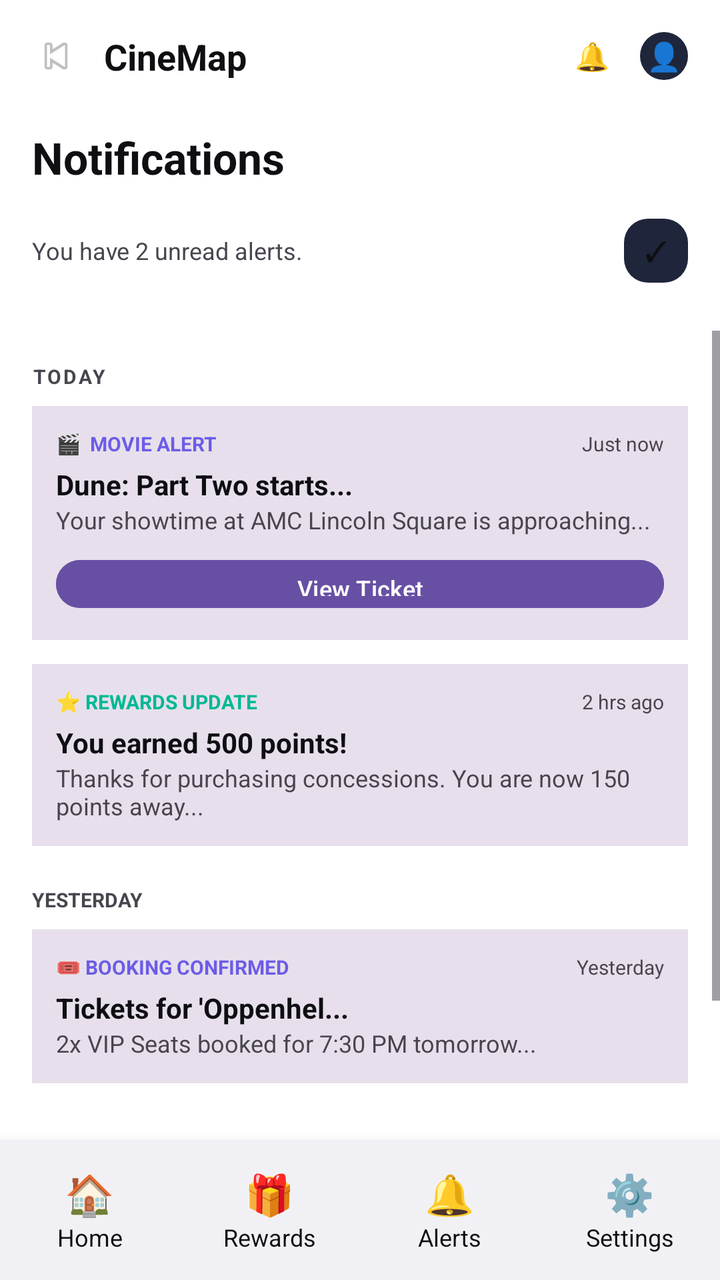
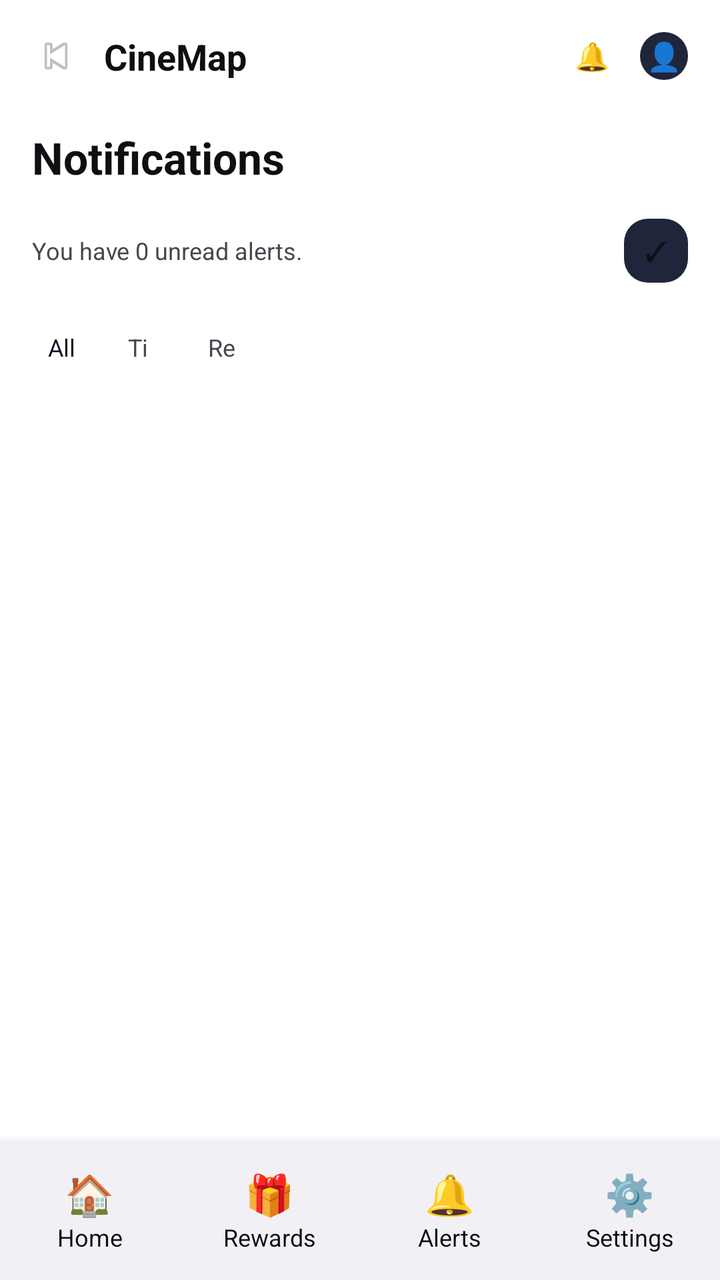

Two renders of the same Android screen: before a commit and after it. Below are the layout's source before the change and the commit's diff.
<!-- AndroidManifest.xml: application theme Theme.CineMap -->
<!-- res/layout/activity_notifications.xml -->
<?xml version="1.0" encoding="utf-8"?>
<LinearLayout xmlns:android="http://schemas.android.com/apk/res/android"
    android:layout_width="match_parent"
    android:layout_height="match_parent"
    android:orientation="vertical"
    android:background="?attr/colorBackground">

    
    <LinearLayout
        android:layout_width="match_parent"
        android:layout_height="56dp"
        android:orientation="horizontal"
        android:padding="16dp"
        android:gravity="center_vertical">

        <ImageView
            android:id="@+id/btnHome"
            android:layout_width="24dp"
            android:layout_height="24dp"
            android:src="@android:drawable/ic_media_previous"
            android:layout_marginEnd="12dp"/>

        <TextView
            android:layout_width="0dp"
            android:layout_weight="1"
            android:layout_height="wrap_content"
            android:text="CineMap"
            android:textColor="?attr/colorOnBackground"
            android:textSize="18sp"
            android:textStyle="bold"/>

        <TextView
            android:layout_width="24dp"
            android:layout_height="24dp"
            android:text="🔔"
            android:gravity="center"
            android:layout_marginEnd="12dp"/>

        <TextView
            android:layout_width="24dp"
            android:layout_height="24dp"
            android:text="👤"
            android:gravity="center"
            android:background="@drawable/bg_circle_icon"/>
    </LinearLayout>

    
    <TextView
        android:layout_width="wrap_content"
        android:layout_height="wrap_content"
        android:text="Notifications"
        android:textColor="?attr/colorOnBackground"
        android:textSize="22sp"
        android:textStyle="bold"
        android:layout_marginStart="16dp"
        android:layout_marginTop="8dp"/>

    <LinearLayout
        android:layout_width="match_parent"
        android:layout_height="wrap_content"
        android:orientation="horizontal"
        android:layout_margin="16dp"
        android:gravity="center_vertical">

        <TextView
            android:layout_width="0dp"
            android:layout_weight="1"
            android:layout_height="wrap_content"
            android:text="You have 2 unread alerts."
            android:textColor="?attr/colorOnSurfaceVariant"
            android:textSize="12sp"/>

        <TextView
            android:layout_width="32dp"
            android:layout_height="32dp"
            android:text="✓"
            android:gravity="center"
            android:background="@drawable/bg_circle_icon"
            android:textColor="?attr/colorOnBackground"/>
    </LinearLayout>

    
    <HorizontalScrollView
        android:layout_width="match_parent"
        android:layout_height="wrap_content"
        android:scrollbars="none"
        android:layout_marginBottom="8dp">

        <LinearLayout
            android:layout_width="wrap_content"
            android:layout_height="wrap_content"
            android:orientation="horizontal"
            android:paddingStart="16dp">

            <TextView
                android:id="@+id/chipAll"
                android:text="All"
                android:padding="8dp"
                android:background="@drawable/bg_chip_selected"
                android:textColor="#0B1020"
                android:layout_marginEnd="8dp"
                android:textSize="12sp"/>
            <TextView
                android:id="@+id/chipTickets"
                android:text="Tickets"
                android:padding="8dp"
                android:background="@drawable/bg_chip_unselected"
                android:textColor="?attr/colorOnSurfaceVariant"
                android:layout_marginEnd="8dp"
                android:textSize="12sp"/>
            <TextView
                android:id="@+id/chipRewards"
                android:text="Rewards"
                android:padding="8dp"
                android:background="@drawable/bg_chip_unselected"
                android:textColor="?attr/colorOnSurfaceVariant"
                android:layout_marginEnd="8dp"
                android:textSize="12sp"/>
            <TextView
                android:text="News"
                android:padding="8dp"
                android:background="@drawable/bg_chip_unselected"
                android:textColor="?attr/colorOnSurfaceVariant"
                android:textSize="12sp"/>
        </LinearLayout>
    </HorizontalScrollView>

    
    <ScrollView
        android:layout_width="match_parent"
        android:layout_height="0dp"
        android:layout_weight="1">

        <LinearLayout
            android:layout_width="match_parent"
            android:layout_height="wrap_content"
            android:orientation="vertical"
            android:padding="16dp">

            <TextView android:text="TODAY" android:textColor="?attr/colorOnSurfaceVariant" android:textSize="10sp" android:textStyle="bold" android:letterSpacing="0.1" android:layout_marginBottom="8dp" android:layout_width="wrap_content" android:layout_height="wrap_content"/>

            
            <LinearLayout
                android:layout_width="match_parent"
                android:layout_height="wrap_content"
                android:orientation="vertical"
                android:background="?attr/colorSurfaceVariant"
                android:padding="12dp"
                android:layout_marginBottom="12dp">

                <LinearLayout android:layout_width="match_parent" android:layout_height="wrap_content" android:orientation="horizontal">
                    <TextView android:text="🎬  MOVIE ALERT" android:textColor="#6C5CE7" android:textSize="10sp" android:textStyle="bold" android:layout_weight="1" android:layout_width="0dp" android:layout_height="wrap_content"/>
                    <TextView android:text="Just now" android:textColor="?attr/colorOnSurfaceVariant" android:textSize="10sp" android:layout_width="wrap_content" android:layout_height="wrap_content"/>
                </LinearLayout>

                <TextView android:text="Dune: Part Two starts..." android:textColor="?attr/colorOnBackground" android:textStyle="bold" android:textSize="14sp" android:layout_marginTop="4dp" android:layout_width="wrap_content" android:layout_height="wrap_content"/>
                <TextView android:text="Your showtime at AMC Lincoln Square is approaching..." android:textColor="?attr/colorOnSurfaceVariant" android:textSize="12sp" android:layout_width="wrap_content" android:layout_height="wrap_content"/>

                <Button android:layout_width="match_parent" android:layout_height="32dp" android:text="View Ticket" android:textSize="12sp" android:backgroundTint="?attr/colorPrimary" android:textColor="?attr/colorOnPrimary" android:layout_marginTop="8dp"/>
            </LinearLayout>

            
            <LinearLayout
                android:layout_width="match_parent"
                android:layout_height="wrap_content"
                android:orientation="vertical"
                android:background="?attr/colorSurfaceVariant"
                android:padding="12dp"
                android:layout_marginBottom="12dp">

                <LinearLayout android:layout_width="match_parent" android:layout_height="wrap_content" android:orientation="horizontal">
                    <TextView android:text="⭐ REWARDS UPDATE" android:textColor="#00B894" android:textSize="10sp" android:textStyle="bold" android:layout_weight="1" android:layout_width="0dp" android:layout_height="wrap_content"/>
                    <TextView android:text="2 hrs ago" android:textColor="?attr/colorOnSurfaceVariant" android:textSize="10sp" android:layout_width="wrap_content" android:layout_height="wrap_content"/>
                </LinearLayout>

                <TextView android:text="You earned 500 points!" android:textColor="?attr/colorOnBackground" android:textStyle="bold" android:textSize="14sp" android:layout_marginTop="4dp" android:layout_width="wrap_content" android:layout_height="wrap_content"/>
                <TextView android:text="Thanks for purchasing concessions. You are now 150 points away..." android:textColor="?attr/colorOnSurfaceVariant" android:textSize="12sp" android:layout_width="wrap_content" android:layout_height="wrap_content"/>
            </LinearLayout>

            <TextView android:text="YESTERDAY" android:textColor="?attr/colorOnSurfaceVariant" android:textSize="10sp" android:textStyle="bold" android:layout_marginTop="8dp" android:layout_marginBottom="8dp" android:layout_width="wrap_content" android:layout_height="wrap_content"/>

            
            <LinearLayout
                android:layout_width="match_parent"
                android:layout_height="wrap_content"
                android:orientation="vertical"
                android:background="?attr/colorSurfaceVariant"
                android:padding="12dp"
                android:layout_marginBottom="12dp">

                <LinearLayout android:layout_width="match_parent" android:layout_height="wrap_content" android:orientation="horizontal">
                    <TextView android:text="🎟 BOOKING CONFIRMED" android:textColor="#6C5CE7" android:textSize="10sp" android:textStyle="bold" android:layout_weight="1" android:layout_width="0dp" android:layout_height="wrap_content"/>
                    <TextView android:text="Yesterday" android:textColor="?attr/colorOnSurfaceVariant" android:textSize="10sp" android:layout_width="wrap_content" android:layout_height="wrap_content"/>
                </LinearLayout>

                <TextView android:text="Tickets for 'Oppenhel..." android:textColor="?attr/colorOnBackground" android:textStyle="bold" android:textSize="14sp" android:layout_marginTop="4dp" android:layout_width="wrap_content" android:layout_height="wrap_content"/>
                <TextView android:text="2x VIP Seats booked for 7:30 PM tomorrow..." android:textColor="?attr/colorOnSurfaceVariant" android:textSize="12sp" android:layout_width="wrap_content" android:layout_height="wrap_content"/>
            </LinearLayout>

            <LinearLayout android:layout_width="match_parent" android:layout_height="wrap_content" android:orientation="vertical" android:gravity="center" android:layout_marginTop="24dp">
                <TextView android:layout_width="36dp" android:layout_height="36dp" android:text="✓✓" android:gravity="center" android:background="@drawable/bg_circle_icon" android:textColor="?attr/colorOnSurfaceVariant"/>
                <TextView android:text="You're all caught up." android:textColor="?attr/colorOnSurfaceVariant" android:textSize="12sp" android:layout_marginTop="8dp" android:layout_width="wrap_content" android:layout_height="wrap_content"/>
            </LinearLayout>
        </LinearLayout>
    </ScrollView>

    <include layout="@layout/layout_bottom_nav"/>
</LinearLayout>
<!-- res/layout/layout_bottom_nav.xml (included above) -->
<?xml version="1.0" encoding="utf-8"?>
<LinearLayout xmlns:android="http://schemas.android.com/apk/res/android"
    android:layout_width="match_parent"
    android:layout_height="70dp"
    android:orientation="horizontal"
    android:background="?attr/colorCard"
    android:gravity="center"
    android:elevation="8dp">

    <LinearLayout android:id="@+id/navHome" android:layout_width="0dp" android:layout_weight="1" android:layout_height="match_parent" android:orientation="vertical" android:gravity="center" android:clickable="true" android:focusable="true">
        <TextView android:layout_width="wrap_content" android:layout_height="wrap_content" android:text="🏠" android:textSize="20sp"/>
        <TextView android:layout_width="wrap_content" android:layout_height="wrap_content" android:text="Home" android:textColor="?attr/colorText" android:textSize="12sp"/>
    </LinearLayout>
    <LinearLayout android:id="@+id/navRewards" android:layout_width="0dp" android:layout_weight="1" android:layout_height="match_parent" android:orientation="vertical" android:gravity="center">
        <TextView android:layout_width="wrap_content" android:layout_height="wrap_content" android:text="🎁" android:textSize="20sp"/>
        <TextView android:layout_width="wrap_content" android:layout_height="wrap_content" android:text="Rewards" android:textColor="?attr/colorText" android:textSize="12sp"/>
    </LinearLayout>
    <LinearLayout android:id="@+id/navNotifications" android:layout_width="0dp" android:layout_weight="1" android:layout_height="match_parent" android:orientation="vertical" android:gravity="center">
        <TextView android:layout_width="wrap_content" android:layout_height="wrap_content" android:text="🔔" android:textSize="20sp"/>
        <TextView android:layout_width="wrap_content" android:layout_height="wrap_content" android:text="Alerts" android:textColor="?attr/colorText" android:textSize="12sp"/>
    </LinearLayout>
    <LinearLayout android:id="@+id/navSettings" android:layout_width="0dp" android:layout_weight="1" android:layout_height="match_parent" android:orientation="vertical" android:gravity="center">
        <TextView android:layout_width="wrap_content" android:layout_height="wrap_content" android:text="⚙️" android:textSize="20sp"/>
        <TextView android:layout_width="wrap_content" android:layout_height="wrap_content" android:text="Settings" android:textColor="?attr/colorText" android:textSize="12sp"/>
    </LinearLayout>
</LinearLayout>
<!-- resources referenced by this layout -->
<resources>
  <!-- drawable bg_chip_selected (drawable) -->
  <?xml version="1.0" encoding="utf-8"?>
  <shape xmlns:android="http://schemas.android.com/apk/res/android">
      <solid android:color="#FFFFFF"/>
      <corners android:radius="20dp"/>
  </shape>
  <!-- drawable bg_chip_unselected (drawable) -->
  <?xml version="1.0" encoding="utf-8"?>
  <shape xmlns:android="http://schemas.android.com/apk/res/android">
      <solid android:color="#FFFFFF"/>
      <corners android:radius="20dp"/>
  </shape>
  <!-- drawable bg_circle_icon (drawable) -->
  <?xml version="1.0" encoding="utf-8"?>
  <shape xmlns:android="http://schemas.android.com/apk/res/android">
      <solid android:color="#1F263B"/>
      <corners android:radius="12dp"/>
  </shape>
  <style name="Theme.CineMap" parent="Theme.Material3.Light.NoActionBar">
          <item name="colorBackground">@android:color/white</item>
          <item name="colorOnBackground">#0F0F13</item>
          <item name="colorSurface">@android:color/white</item>
          <item name="colorOnSurface">#0F0F13</item>
          <item name="colorCard">#F1F1F5</item>
          <item name="colorText">#0F0F13</item>
          <item name="android:windowBackground">@android:color/white</item>
      </style>
</resources>

<!-- the commit's change to res/layout/activity_notifications.xml (unified diff, before → after) -->
@@ -44,7 +44,6 @@
             android:background="@drawable/bg_circle_icon"/>
     </LinearLayout>
 
-    
     <TextView
         android:layout_width="wrap_content"
         android:layout_height="wrap_content"
@@ -63,14 +62,16 @@
         android:gravity="center_vertical">
 
         <TextView
+            android:id="@+id/tvUnread"
             android:layout_width="0dp"
             android:layout_weight="1"
             android:layout_height="wrap_content"
-            android:text="You have 2 unread alerts."
+            android:text="You have 0 unread alerts."
             android:textColor="?attr/colorOnSurfaceVariant"
             android:textSize="12sp"/>
 
         <TextView
+            android:id="@+id/btnMarkAll"
             android:layout_width="32dp"
             android:layout_height="32dp"
             android:text="✓"
@@ -79,7 +80,6 @@
             android:textColor="?attr/colorOnBackground"/>
     </LinearLayout>
 
-    
     <HorizontalScrollView
         android:layout_width="match_parent"
         android:layout_height="wrap_content"
@@ -93,6 +93,8 @@
             android:paddingStart="16dp">
 
             <TextView
+                android:layout_width="32dp"
+                android:layout_height="32dp"
                 android:id="@+id/chipAll"
                 android:text="All"
                 android:padding="8dp"
@@ -101,6 +103,8 @@
                 android:layout_marginEnd="8dp"
                 android:textSize="12sp"/>
             <TextView
+                android:layout_width="32dp"
+                android:layout_height="32dp"
                 android:id="@+id/chipTickets"
                 android:text="Tickets"
                 android:padding="8dp"
@@ -109,6 +113,8 @@
                 android:layout_marginEnd="8dp"
                 android:textSize="12sp"/>
             <TextView
+                android:layout_width="32dp"
+                android:layout_height="32dp"
                 android:id="@+id/chipRewards"
                 android:text="Rewards"
                 android:padding="8dp"
@@ -116,91 +122,20 @@
                 android:textColor="?attr/colorOnSurfaceVariant"
                 android:layout_marginEnd="8dp"
                 android:textSize="12sp"/>
-            <TextView
-                android:text="News"
-                android:padding="8dp"
-                android:background="@drawable/bg_chip_unselected"
-                android:textColor="?attr/colorOnSurfaceVariant"
-                android:textSize="12sp"/>
         </LinearLayout>
     </HorizontalScrollView>
 
-    
     <ScrollView
         android:layout_width="match_parent"
         android:layout_height="0dp"
         android:layout_weight="1">
 
         <LinearLayout
+            android:id="@+id/notificationsContainer"
             android:layout_width="match_parent"
             android:layout_height="wrap_content"
             android:orientation="vertical"
             android:padding="16dp">
-
-            <TextView android:text="TODAY" android:textColor="?attr/colorOnSurfaceVariant" android:textSize="10sp" android:textStyle="bold" android:letterSpacing="0.1" android:layout_marginBottom="8dp" android:layout_width="wrap_content" android:layout_height="wrap_content"/>
-
-            
-            <LinearLayout
-                android:layout_width="match_parent"
-                android:layout_height="wrap_content"
-                android:orientation="vertical"
-                android:background="?attr/colorSurfaceVariant"
-                android:padding="12dp"
-                android:layout_marginBottom="12dp">
-
-                <LinearLayout android:layout_width="match_parent" android:layout_height="wrap_content" android:orientation="horizontal">
-                    <TextView android:text="🎬  MOVIE ALERT" android:textColor="#6C5CE7" android:textSize="10sp" android:textStyle="bold" android:layout_weight="1" android:layout_width="0dp" android:layout_height="wrap_content"/>
-                    <TextView android:text="Just now" android:textColor="?attr/colorOnSurfaceVariant" android:textSize="10sp" android:layout_width="wrap_content" android:layout_height="wrap_content"/>
-                </LinearLayout>
-
-                <TextView android:text="Dune: Part Two starts..." android:textColor="?attr/colorOnBackground" android:textStyle="bold" android:textSize="14sp" android:layout_marginTop="4dp" android:layout_width="wrap_content" android:layout_height="wrap_content"/>
-                <TextView android:text="Your showtime at AMC Lincoln Square is approaching..." android:textColor="?attr/colorOnSurfaceVariant" android:textSize="12sp" android:layout_width="wrap_content" android:layout_height="wrap_content"/>
-
-                <Button android:layout_width="match_parent" android:layout_height="32dp" android:text="View Ticket" android:textSize="12sp" android:backgroundTint="?attr/colorPrimary" android:textColor="?attr/colorOnPrimary" android:layout_marginTop="8dp"/>
-            </LinearLayout>
-
-            
-            <LinearLayout
-                android:layout_width="match_parent"
-                android:layout_height="wrap_content"
-                android:orientation="vertical"
-                android:background="?attr/colorSurfaceVariant"
-                android:padding="12dp"
-                android:layout_marginBottom="12dp">
-
-                <LinearLayout android:layout_width="match_parent" android:layout_height="wrap_content" android:orientation="horizontal">
-                    <TextView android:text="⭐ REWARDS UPDATE" android:textColor="#00B894" android:textSize="10sp" android:textStyle="bold" android:layout_weight="1" android:layout_width="0dp" android:layout_height="wrap_content"/>
-                    <TextView android:text="2 hrs ago" android:textColor="?attr/colorOnSurfaceVariant" android:textSize="10sp" android:layout_width="wrap_content" android:layout_height="wrap_content"/>
-                </LinearLayout>
-
-                <TextView android:text="You earned 500 points!" android:textColor="?attr/colorOnBackground" android:textStyle="bold" android:textSize="14sp" android:layout_marginTop="4dp" android:layout_width="wrap_content" android:layout_height="wrap_content"/>
-                <TextView android:text="Thanks for purchasing concessions. You are now 150 points away..." android:textColor="?attr/colorOnSurfaceVariant" android:textSize="12sp" android:layout_width="wrap_content" android:layout_height="wrap_content"/>
-            </LinearLayout>
-
-            <TextView android:text="YESTERDAY" android:textColor="?attr/colorOnSurfaceVariant" android:textSize="10sp" android:textStyle="bold" android:layout_marginTop="8dp" android:layout_marginBottom="8dp" android:layout_width="wrap_content" android:layout_height="wrap_content"/>
-
-            
-            <LinearLayout
-                android:layout_width="match_parent"
-                android:layout_height="wrap_content"
-                android:orientation="vertical"
-                android:background="?attr/colorSurfaceVariant"
-                android:padding="12dp"
-                android:layout_marginBottom="12dp">
-
-                <LinearLayout android:layout_width="match_parent" android:layout_height="wrap_content" android:orientation="horizontal">
-                    <TextView android:text="🎟 BOOKING CONFIRMED" android:textColor="#6C5CE7" android:textSize="10sp" android:textStyle="bold" android:layout_weight="1" android:layout_width="0dp" android:layout_height="wrap_content"/>
-                    <TextView android:text="Yesterday" android:textColor="?attr/colorOnSurfaceVariant" android:textSize="10sp" android:layout_width="wrap_content" android:layout_height="wrap_content"/>
-                </LinearLayout>
-
-                <TextView android:text="Tickets for 'Oppenhel..." android:textColor="?attr/colorOnBackground" android:textStyle="bold" android:textSize="14sp" android:layout_marginTop="4dp" android:layout_width="wrap_content" android:layout_height="wrap_content"/>
-                <TextView android:text="2x VIP Seats booked for 7:30 PM tomorrow..." android:textColor="?attr/colorOnSurfaceVariant" android:textSize="12sp" android:layout_width="wrap_content" android:layout_height="wrap_content"/>
-            </LinearLayout>
-
-            <LinearLayout android:layout_width="match_parent" android:layout_height="wrap_content" android:orientation="vertical" android:gravity="center" android:layout_marginTop="24dp">
-                <TextView android:layout_width="36dp" android:layout_height="36dp" android:text="✓✓" android:gravity="center" android:background="@drawable/bg_circle_icon" android:textColor="?attr/colorOnSurfaceVariant"/>
-                <TextView android:text="You're all caught up." android:textColor="?attr/colorOnSurfaceVariant" android:textSize="12sp" android:layout_marginTop="8dp" android:layout_width="wrap_content" android:layout_height="wrap_content"/>
-            </LinearLayout>
         </LinearLayout>
     </ScrollView>
 
